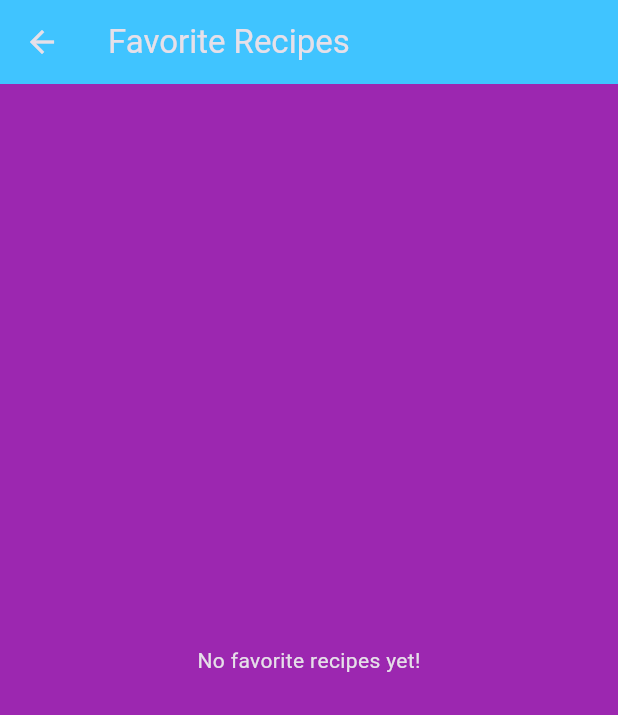
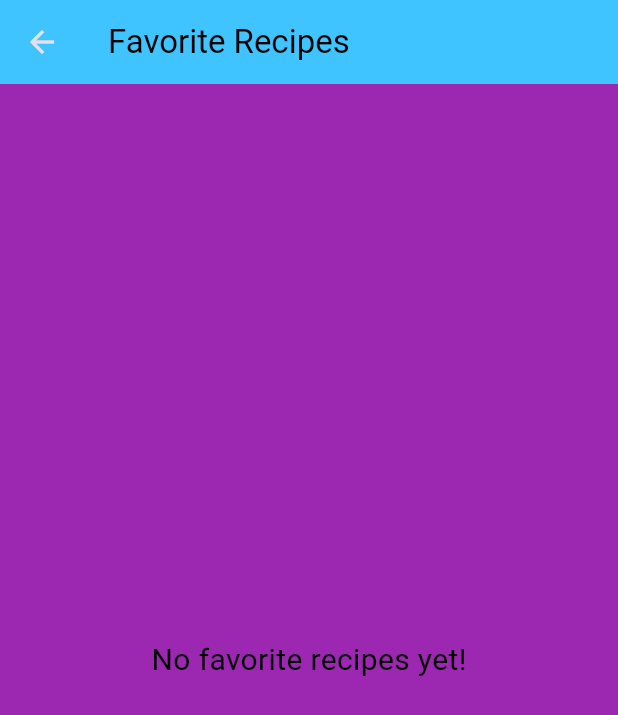
Before and after one commit to FaithNnakwe/Recipe_book_app, a Flutter app: the screen it shows after launch, after a tap on "View Favorites", on a phone screen of 412 x 824 dp. Shown: the top 715 px of the screen. Run offline on Flutter 3.47's test engine with Material 3 defaults, Android fonts, the phone set to English and light mode, and no system bars.

Commit message:
Added images to home screen and favorite screen.

```diff
--- a/lib/details_screen.dart
+++ b/lib/details_screen.dart
@@ -6,7 +6,7 @@ class DetailsScreen extends StatefulWidget {
   final bool isFavorite;
   final Function(Recipe) onFavoriteToggle;
 
-  DetailsScreen({
+  DetailsScreen ({
     required this.recipe,
     required this.isFavorite,
     required this.onFavoriteToggle,
--- a/lib/favorites_screen.dart
+++ b/lib/favorites_screen.dart
@@ -11,9 +11,9 @@ class FavoritesScreen extends StatelessWidget {
   Widget build(BuildContext context) {
     return Scaffold(
       backgroundColor: Colors.purple,
-      appBar: AppBar(title: Text("Favorite Recipes"), backgroundColor: Colors.lightBlueAccent,),
+      appBar: AppBar(title: Text("Favorite Recipes", style: TextStyle(color:Colors.black),), backgroundColor: Colors.lightBlueAccent,),
       body: favoriteRecipes.isEmpty
-          ? Center(child: Text("No favorite recipes yet!"))
+          ? Center(child: Text("No favorite recipes yet!", style: TextStyle(color:Colors.black, fontSize: 20),))
           : ListView.builder(
               itemCount: favoriteRecipes.length,
               itemBuilder: (context, index) {
@@ -21,6 +21,15 @@ class FavoritesScreen extends StatelessWidget {
                   tileColor: Colors.white,
                   title: Text(favoriteRecipes[index].name,
                   style: TextStyle(color:Colors.black),),
+                  leading: ClipRRect(
+              borderRadius: BorderRadius.circular(8),
+              child: Image.asset(
+                favoriteRecipes[index].imageUrl,
+                width:50,
+                height:50,
+                fit: BoxFit.cover,
+              ),
+            ),
                   onTap: () {
                     Navigator.push(
                       context,
--- a/lib/home_screen.dart
+++ b/lib/home_screen.dart
@@ -14,23 +14,28 @@ class _HomeScreenState extends State<HomeScreen> {
       name: 'Avocado with Toast',
       ingredients: ['2 slices of bread', '1 ripe avacado', 'salt and pepper', '1 tsp lemon juice', '2 eggs','Red pepper flakes'],
       instructions: 'Toast bread until golden. Mash avocado with lemon juice, salt, and pepper. Spread on toast and top with eggs. Sprinkle with red pepper flakes.',
+      imageUrl: 'assets/avacado_toast.jpeg',
     ),
     Recipe(
       name: 'Caprese Salad',
       ingredients: ['1 large Tomato, sliced', '½ cup fresh mozzarella, sliced', '¼ cup fresh basil leaves', '1 tbsp olive oil', '1 tbsp balsamic glaze', 'Salt & pepper to taste'],
       instructions: 'Arrange tomato and mozzarella slices on a plate, layering with basil. Drizzle with olive oil and balsamic glaze. Season with salt & pepper.',
+      imageUrl: 'assets/caprese_salad.jpeg',
     ),
     Recipe(name:'Garlic Butter Chicken',
     ingredients: ['2 chicken breasts', '3 tbsp butter', '4 cloves garlic minced', '1 tsp paprika', '½ tsp salt & pepper', '1 tbsp parsley chopped'],
     instructions: 'Heat 1 tbsp butter in a pan over medium-high heat. Add chicken, season with paprika, salt, and pepper. Cook until golden brown. Add remaining butter and garlic, stirring until fragrant (about 1 min). Garnish with parsley and serve hot.',
+    imageUrl: 'assets/Garlic_butter_chicken.jpeg'
     ),
     Recipe(name:'Banana oat Pancakes',
     ingredients: ['1 banana mashed', '1 egg','½ cup oats','½ tsp cinammon', '½ tsp vanilla extract', '1 tbsp honey'],
     instructions: 'Mix all ingredients in a bowl until smooth. Heat a non-stick pan and pour batter to form pancakes. Cook for 2-3 minutes per side until golden. Serve with honey or fresh fruit.',
+    imageUrl: 'assets/Banana_oat_pancake.jpeg',
     ),
     Recipe(name:'Teriyaki Beef Stir-Fry',
     ingredients: ['Beef strips', '1 tbsp olive oil','1 cup broccoli','1 sliced bell pepper', '¼ cup teriyaki sauce ', '1 tsp sesame seeds'],
     instructions: 'Heat oil in a pan and cook beef until browned. Add broccoli and bell pepper, stir-frying for 3 minutes. Pour in teriyaki sauce, cook for another 2 minutes, and serve with rice.',
+    imageUrl: 'assets/Teriyaki_beef_sauce.jpeg',
     ),
   ];
 
@@ -74,6 +79,15 @@ class _HomeScreenState extends State<HomeScreen> {
         itemBuilder: (context, index) {
           return ListTile(
             tileColor: Colors.white,
+            leading: ClipRRect(
+              borderRadius: BorderRadius.circular(8),
+              child: Image.asset(
+                recipes[index].imageUrl,
+                width:50,
+                height:50,
+                fit: BoxFit.cover,
+              ),
+            ),
             title: Text(recipes[index].name,
             style: TextStyle(color:Colors.black),
             ),
--- a/lib/recipe.dart
+++ b/lib/recipe.dart
@@ -2,10 +2,13 @@ class Recipe {
   final String name;
   final List<String> ingredients;
   final String instructions;
+  final String imageUrl;
 
   Recipe({
     required this.name,
     required this.ingredients,
     required this.instructions,
+    required this.imageUrl
+
   });
 }
```
Also changed, not shown: pubspec.yaml (+6 -3 lines).
